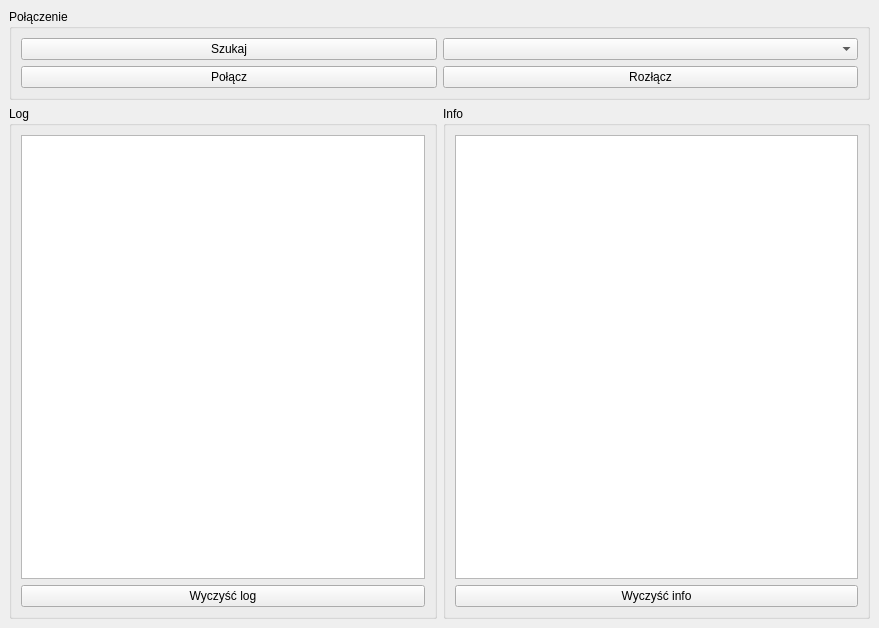
Before: the Qt Designer form connection.ui in Maklowic/Visualizing-Sensor-Data, drawn with Qt 5.
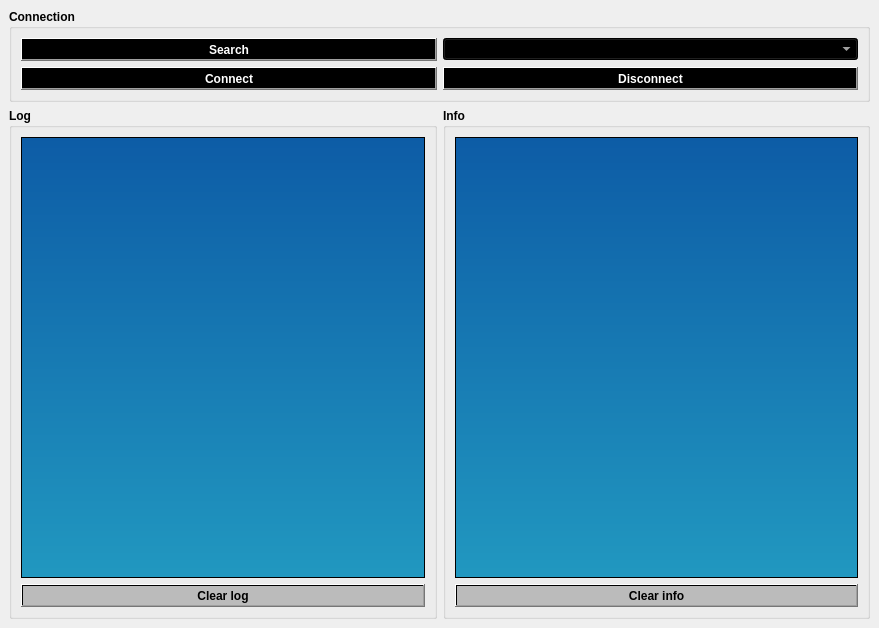
After: the same form once the commit is applied.

Patch:
```diff
--- a/connection.ui
+++ b/connection.ui
@@ -17,17 +17,38 @@
    <layout class="QGridLayout" name="gridLayout_5">
     <item row="1" column="1">
      <widget class="QGroupBox" name="groupBox_4">
+      <property name="font">
+       <font>
+        <weight>75</weight>
+        <bold>true</bold>
+       </font>
+      </property>
       <property name="title">
        <string>Info</string>
       </property>
       <layout class="QGridLayout" name="gridLayout">
        <item row="0" column="0">
-        <widget class="QTextEdit" name="textEditInfo"/>
+        <widget class="QTextEdit" name="textEditInfo">
+         <property name="styleSheet">
+          <string notr="true">background-color: qlineargradient(x1: 0, y1: 0, x2: 0, y2: 1, stop: 0 #0d5ca6, stop: 1 #2198c0);
+color: white </string>
+         </property>
+        </widget>
        </item>
        <item row="1" column="0">
         <widget class="QPushButton" name="pushButtonClearInfo">
+         <property name="font">
+          <font>
+           <weight>75</weight>
+           <bold>true</bold>
+          </font>
+         </property>
+         <property name="styleSheet">
+          <string notr="true">background-color: qlineargradient(x1: 0, y1: 0, x2: 0, y2: 1, stop: 0 #bbbbbb, stop: 1 #bbbbbb);
+color: black</string>
+         </property>
          <property name="text">
-          <string>Wyczyść info</string>
+          <string>Clear info</string>
          </property>
         </widget>
        </item>
@@ -36,31 +57,78 @@
     </item>
     <item row="0" column="0" colspan="2">
      <widget class="QGroupBox" name="groupBox">
+      <property name="font">
+       <font>
+        <weight>75</weight>
+        <bold>true</bold>
+       </font>
+      </property>
       <property name="title">
-       <string>Połączenie</string>
+       <string>Connection</string>
       </property>
       <layout class="QGridLayout" name="gridLayout_2">
        <item row="0" column="0">
         <widget class="QPushButton" name="pushButtonSearch">
+         <property name="font">
+          <font>
+           <weight>75</weight>
+           <bold>true</bold>
+          </font>
+         </property>
+         <property name="styleSheet">
+          <string notr="true">background-color: qlineargradient(x1: 0, y1: 0, x2: 0, y2: 1, stop: 0 #000000, stop: 1 #000000);
+color: white</string>
+         </property>
          <property name="text">
-          <string>Szukaj</string>
+          <string>Search</string>
          </property>
         </widget>
        </item>
        <item row="0" column="1">
-        <widget class="QComboBox" name="comboBoxDevices"/>
+        <widget class="QComboBox" name="comboBoxDevices">
+         <property name="font">
+          <font>
+           <weight>75</weight>
+           <bold>true</bold>
+          </font>
+         </property>
+         <property name="styleSheet">
+          <string notr="true">background-color: qlineargradient(x1: 0, y1: 0, x2: 0, y2: 1, stop: 0 #0d5ca6, stop: 1 #2198c0);
+color: white </string>
+         </property>
+        </widget>
        </item>
        <item row="1" column="0">
         <widget class="QPushButton" name="pushButtonConnect">
+         <property name="font">
+          <font>
+           <weight>75</weight>
+           <bold>true</bold>
+          </font>
+         </property>
+         <property name="styleSheet">
+          <string notr="true">background-color: qlineargradient(x1: 0, y1: 0, x2: 0, y2: 1, stop: 0 #000000, stop: 1 #000000);
+color: white</string>
+         </property>
          <property name="text">
-          <string>Połącz</string>
+          <string>Connect</string>
          </property>
         </widget>
        </item>
        <item row="1" column="1">
         <widget class="QPushButton" name="pushButtonCloseConnection">
+         <property name="font">
+          <font>
+           <weight>75</weight>
+           <bold>true</bold>
+          </font>
+         </property>
+         <property name="styleSheet">
+          <string notr="true">background-color: qlineargradient(x1: 0, y1: 0, x2: 0, y2: 1, stop: 0 #000000, stop: 1 #000000);
+color: white</string>
+         </property>
          <property name="text">
-          <string>Rozłącz</string>
+          <string>Disconnect</string>
          </property>
         </widget>
        </item>
@@ -69,17 +137,46 @@
     </item>
     <item row="1" column="0">
      <widget class="QGroupBox" name="groupBox_2">
+      <property name="font">
+       <font>
+        <weight>75</weight>
+        <bold>true</bold>
+       </font>
+      </property>
       <property name="title">
        <string>Log</string>
       </property>
       <layout class="QGridLayout" name="gridLayout_3">
        <item row="0" column="0">
-        <widget class="QTextEdit" name="textEditLogs"/>
+        <widget class="QTextEdit" name="textEditLogs">
+         <property name="styleSheet">
+          <string notr="true">background-color: qlineargradient(x1: 0, y1: 0, x2: 0, y2: 1, stop: 0 #0d5ca6, stop: 1 #2198c0);
+color: white </string>
+         </property>
+         <property name="html">
+          <string>&lt;!DOCTYPE HTML PUBLIC &quot;-//W3C//DTD HTML 4.0//EN&quot; &quot;http://www.w3.org/TR/REC-html40/strict.dtd&quot;&gt;
+&lt;html&gt;&lt;head&gt;&lt;meta name=&quot;qrichtext&quot; content=&quot;1&quot; /&gt;&lt;style type=&quot;text/css&quot;&gt;
+p, li { white-space: pre-wrap; }
+&lt;/style&gt;&lt;/head&gt;&lt;body style=&quot; font-family:'MS Shell Dlg 2'; font-size:7.8pt; font-weight:400; font-style:normal;&quot;&gt;
+&lt;p style=&quot;-qt-paragraph-type:empty; margin-top:0px; margin-bottom:0px; margin-left:0px; margin-right:0px; -qt-block-indent:0; text-indent:0px;&quot;&gt;&lt;br /&gt;&lt;/p&gt;&lt;/body&gt;&lt;/html&gt;</string>
+         </property>
+        </widget>
        </item>
        <item row="1" column="0">
         <widget class="QPushButton" name="pushButtonClearLog">
+         <property name="font">
+          <font>
+           <weight>75</weight>
+           <bold>true</bold>
+          </font>
+         </property>
+         <property name="styleSheet">
+          <string notr="true">background-color: qlineargradient(x1: 0, y1: 0, x2: 0, y2: 1, stop: 0 #bbbbbb, stop: 1 #bbbbbb);
+color: black
+</string>
+         </property>
          <property name="text">
-          <string>Wyczyść log</string>
+          <string>Clear log</string>
          </property>
         </widget>
        </item>
```
